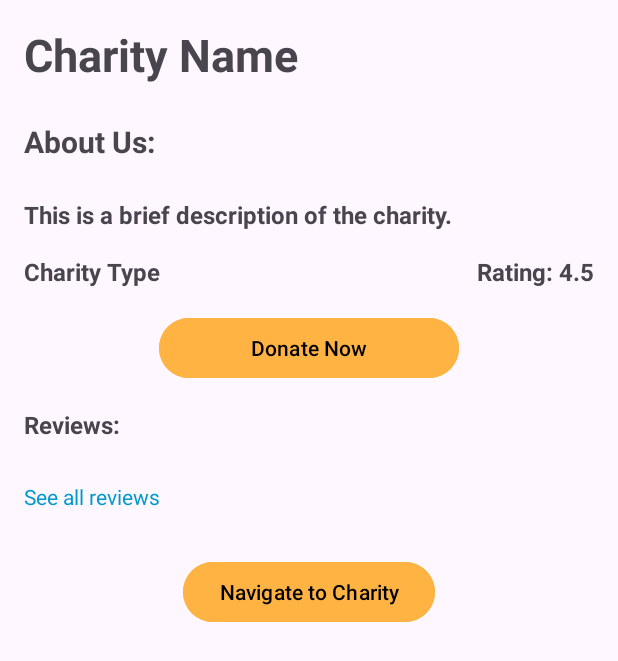
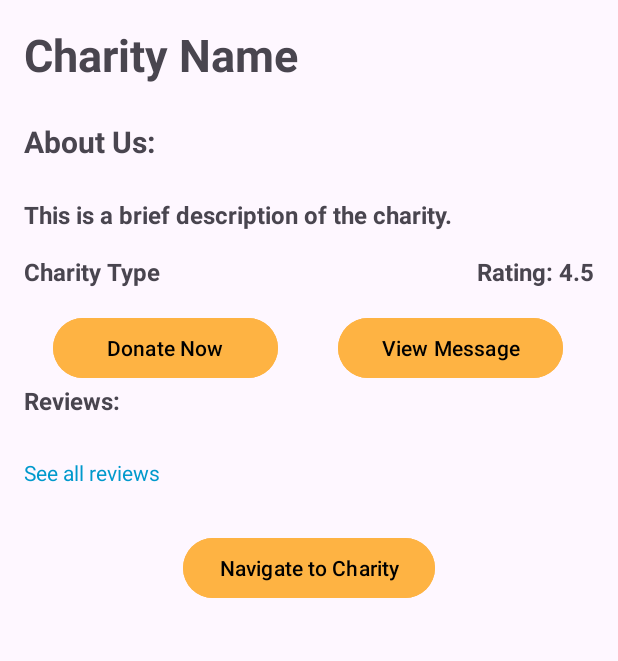
Before and after one commit to DevSnix/Sharity, an Android app: the CharityProfilePreviewActivity screen opened directly, with no data from a screen before it, on a phone screen of 412 x 824 dp. Shown: the top 661 px of the screen. Run offline under Robolectric (Android 15) with nearby library versions, the phone set to English and light mode, and no system bars; our stand-ins replace Firebase (no records; nobody signed in at launch, a user with empty details on screens opened directly).

Commit message:
Added the view message button (need to add logic to it)

```diff
--- a/app/src/main/res/layout/charity_profile_preview.xml
+++ b/app/src/main/res/layout/charity_profile_preview.xml
@@ -86,14 +86,25 @@
         <!-- Donate Now Button -->
         <Button
             android:id="@+id/buttonDonateNow"
-            android:layout_width="200dp"
+            android:layout_width="150dp"
             android:layout_height="wrap_content"
             android:text="Donate Now"
             android:backgroundTint="@color/light_orange"
             android:textColor="@android:color/black"
-            android:layout_margin="16dp"
+            android:layout_marginTop="16dp"
+            android:layout_marginLeft="35dp"
+            android:layout_below="@id/linearLayoutCharityTypeRating"/>
+
+        <Button
+            android:id="@+id/btnViewMessage"
+            android:layout_width="150dp"
+            android:layout_height="wrap_content"
             android:layout_below="@id/linearLayoutCharityTypeRating"
-            android:layout_centerHorizontal="true"/>
+            android:layout_marginTop="16dp"
+            android:layout_marginLeft="225dp"
+            android:text="View Message"
+            android:backgroundTint="@color/light_orange"
+            android:textColor="@android:color/black"/>
 
         <TextView
             android:id="@+id/textViewReviewsHeader"
```
